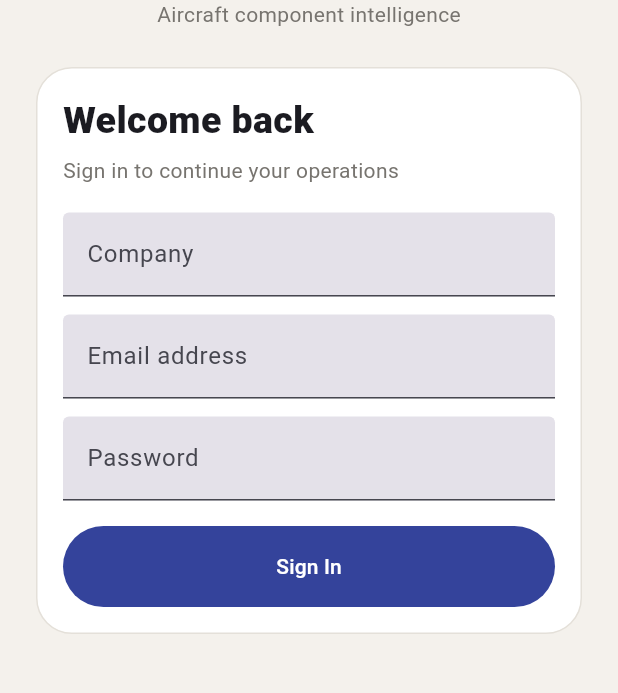
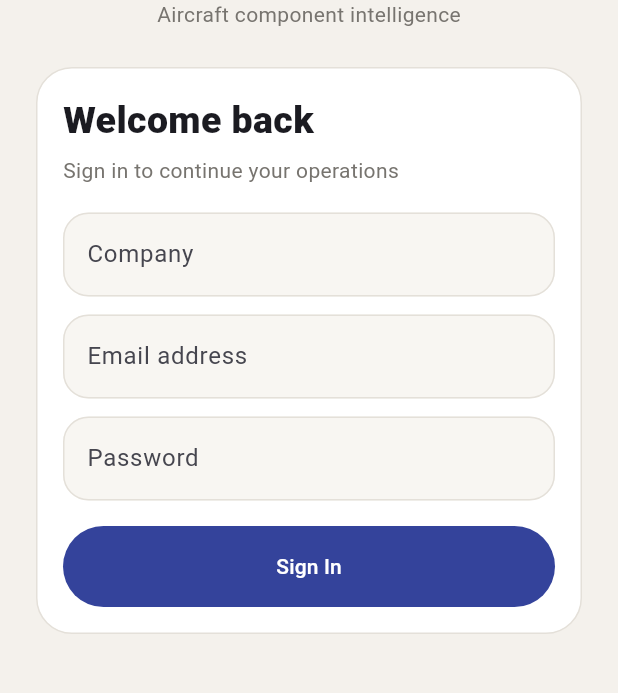
Before and after one commit to vikas9391/Aero-Sense, a Flutter app: the screen it shows after launch, on a phone screen of 412 x 824 dp, the part 242-935 px from its top. Run offline on Flutter 3.47's test engine with Material 3 defaults, Android fonts, the phone set to English and light mode, and no system bars; our stand-ins replace dio, flutter_secure_storage; missing offline and left inert: nfc_manager.

Commit message:
refactor(mobile): make Flutter entrypoint clean and production-ready

```diff
--- a/app/lib/main.dart
+++ b/app/lib/main.dart
@@ -1,5 +1,5 @@
 import 'package:flutter/material.dart';
-import 'package:flutter_secure_storage/flutter_secure_storage.dart';
+import 'core/api.dart';
 import 'screens.dart';
 
 const bg = Color(0xFFF4F1EC);
@@ -10,7 +10,10 @@ const line = Color(0xFFE4E0D9);
 const good = Color(0xFF16856D);
 const soft = Color(0xFFF8F6F2);
 
-void main() => runApp(const AeroSenseApp());
+void main() {
+  WidgetsFlutterBinding.ensureInitialized();
+  runApp(const AeroSenseApp());
+}
 
 class AeroSenseApp extends StatelessWidget {
   const AeroSenseApp({super.key});
@@ -18,7 +21,23 @@ class AeroSenseApp extends StatelessWidget {
   Widget build(BuildContext context) => MaterialApp(
         debugShowCheckedModeBanner: false,
         title: 'Aero-Sense',
-        theme: ThemeData(useMaterial3: true, scaffoldBackgroundColor: bg, colorScheme: ColorScheme.fromSeed(seedColor: accent, brightness: Brightness.light)),
+        theme: ThemeData(
+          useMaterial3: true,
+          scaffoldBackgroundColor: bg,
+          colorScheme: ColorScheme.fromSeed(seedColor: accent),
+          inputDecorationTheme: InputDecorationTheme(
+            filled: true,
+            fillColor: soft,
+            border: OutlineInputBorder(borderRadius: BorderRadius.circular(17), borderSide: const BorderSide(color: line)),
+            enabledBorder: OutlineInputBorder(borderRadius: BorderRadius.circular(17), borderSide: const BorderSide(color: line)),
+            focusedBorder: OutlineInputBorder(borderRadius: BorderRadius.circular(17), borderSide: const BorderSide(color: accent, width: 1.5)),
+          ),
+          navigationBarTheme: NavigationBarThemeData(
+            backgroundColor: panel,
+            indicatorColor: const Color(0xFFE8E9F7),
+            labelTextStyle: WidgetStateProperty.all(const TextStyle(fontSize: 11, fontWeight: FontWeight.w700)),
+          ),
+        ),
         home: const SessionGate(),
       );
 }
@@ -28,8 +47,42 @@ class SessionGate extends StatefulWidget {
   @override State<SessionGate> createState() => _SessionGateState();
 }
 class _SessionGateState extends State<SessionGate> {
-  String? token;
-  @override void initState() { super.initState(); _load(); }
-  Future<void> _load() async { final t = await const FlutterSecureStorage().read(key: 'aero_sense_token'); if (mounted) setState(() => token = t); }
-  @override Widget build(BuildContext context) => token == null ? const LoginScreen() : const AppShell();
+  bool loading = true;
+  @override
+  void initState() { super.initState(); _check(); }
+  Future<void> _check() async {
+    final token = await api.storage.read(key: 'aero_sense_token');
+    if (!mounted) return;
+    setState(() => loading = false);
+    if (token == null) return;
+  }
+  @override
+  Widget build(BuildContext context) => loading ? const SplashScreen() : const AuthRouter();
 }
+
+class AuthRouter extends StatefulWidget {
+  const AuthRouter({super.key});
+  @override State<AuthRouter> createState() => _AuthRouterState();
+}
+class _AuthRouterState extends State<AuthRouter> {
+  @override Widget build(BuildContext context) => FutureBuilder<String?>(
+        future: api.storage.read(key: 'aero_sense_token'),
+        builder: (_, snap) => snap.connectionState != ConnectionState.done ? const SplashScreen() : snap.data == null ? const LoginScreen() : const AppShell(),
+      );
+}
+
+class SplashScreen extends StatelessWidget {
+  const SplashScreen({super.key});
+  @override
+  Widget build(BuildContext context) => const Scaffold(
+        body: Center(child: Column(mainAxisSize: MainAxisSize.min, children: [
+          Icon(Icons.flight_takeoff_rounded, size: 48, color: accent),
+          SizedBox(height: 14),
+          Text('AERO-SENSE', style: TextStyle(fontSize: 21, fontWeight: FontWeight.w900, letterSpacing: 2)),
+          SizedBox(height: 5),
+          Text('COMPONENT INTELLIGENCE', style: TextStyle(fontSize: 9, fontWeight: FontWeight.w800, color: muted, letterSpacing: 1.6)),
+          SizedBox(height: 22),
+          SizedBox(width: 22, height: 22, child: CircularProgressIndicator(strokeWidth: 2.5, color: accent)),
+        ])),
+      );
+}
```
